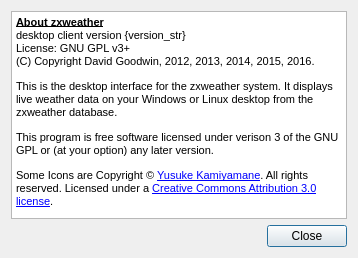
This is desktop/aboutdialog.ui in davidrg/zxweather as Qt 5 draws it before an edit. The edited form follows.
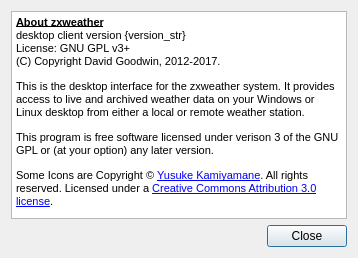
This is the edited form. Icons and pictures are not drawn.

The edit to the form file:
```diff
--- a/desktop/aboutdialog.ui
+++ b/desktop/aboutdialog.ui
@@ -25,8 +25,8 @@
 &lt;html&gt;&lt;head&gt;&lt;meta name=&quot;qrichtext&quot; content=&quot;1&quot; /&gt;&lt;style type=&quot;text/css&quot;&gt;
 p, li { white-space: pre-wrap; }
 &lt;/style&gt;&lt;/head&gt;&lt;body style=&quot; font-family:'MS Shell Dlg 2'; font-size:8.25pt; font-weight:400; font-style:normal;&quot;&gt;
-&lt;p style=&quot; margin-top:12px; margin-bottom:12px; margin-left:0px; margin-right:0px; -qt-block-indent:0; text-indent:0px;&quot;&gt;&lt;span style=&quot; font-size:8pt; font-weight:600; text-decoration: underline;&quot;&gt;About zxweather&lt;/span&gt;&lt;span style=&quot; font-size:8pt;&quot;&gt;&lt;br /&gt;desktop client version {version_str}&lt;br /&gt;License: GNU GPL v3+&lt;br /&gt;(C) Copyright David Goodwin, 2012, 2013, 2014, 2015, 2016.&lt;/span&gt;&lt;/p&gt;
-&lt;p style=&quot; margin-top:12px; margin-bottom:12px; margin-left:0px; margin-right:0px; -qt-block-indent:0; text-indent:0px;&quot;&gt;&lt;span style=&quot; font-size:8pt;&quot;&gt;This is the desktop interface for the zxweather system. It displays live weather data on your Windows or Linux desktop from the zxweather database.&lt;/span&gt;&lt;/p&gt;
+&lt;p style=&quot; margin-top:12px; margin-bottom:12px; margin-left:0px; margin-right:0px; -qt-block-indent:0; text-indent:0px;&quot;&gt;&lt;span style=&quot; font-size:8pt; font-weight:600; text-decoration: underline;&quot;&gt;About zxweather&lt;/span&gt;&lt;span style=&quot; font-size:8pt;&quot;&gt;&lt;br /&gt;desktop client version {version_str}&lt;br /&gt;License: GNU GPL v3+&lt;br /&gt;(C) Copyright David Goodwin, 2012-2017.&lt;/span&gt;&lt;/p&gt;
+&lt;p style=&quot; margin-top:12px; margin-bottom:12px; margin-left:0px; margin-right:0px; -qt-block-indent:0; text-indent:0px;&quot;&gt;&lt;span style=&quot; font-size:8pt;&quot;&gt;This is the desktop interface for the zxweather system. It provides access to live and archived weather data on your Windows or Linux desktop from either a local or remote weather station.&lt;/span&gt;&lt;/p&gt;
 &lt;p style=&quot; margin-top:12px; margin-bottom:12px; margin-left:0px; margin-right:0px; -qt-block-indent:0; text-indent:0px;&quot;&gt;&lt;span style=&quot; font-size:8pt;&quot;&gt;This program is free software licensed under verison 3 of the GNU GPL or (at your option) any later version.&lt;/span&gt;&lt;/p&gt;
 &lt;p style=&quot; margin-top:12px; margin-bottom:12px; margin-left:0px; margin-right:0px; -qt-block-indent:0; text-indent:0px;&quot;&gt;&lt;span style=&quot; font-size:8pt;&quot;&gt;Some Icons are Copyright © &lt;/span&gt;&lt;a href=&quot;http://p.yusukekamiyamane.com/&quot;&gt;&lt;span style=&quot; font-size:8pt; text-decoration: underline; color:#0000ff;&quot;&gt;Yusuke Kamiyamane&lt;/span&gt;&lt;/a&gt;&lt;span style=&quot; font-size:8pt;&quot;&gt;. All rights reserved. Licensed under a &lt;/span&gt;&lt;a href=&quot;http://creativecommons.org/licenses/by/3.0/&quot;&gt;&lt;span style=&quot; font-size:8pt; text-decoration: underline; color:#0000ff;&quot;&gt;Creative Commons Attribution 3.0 license&lt;/span&gt;&lt;/a&gt;&lt;span style=&quot; font-size:8pt;&quot;&gt;.&lt;/span&gt;&lt;/p&gt;&lt;/body&gt;&lt;/html&gt;</string>
      </property>
```
